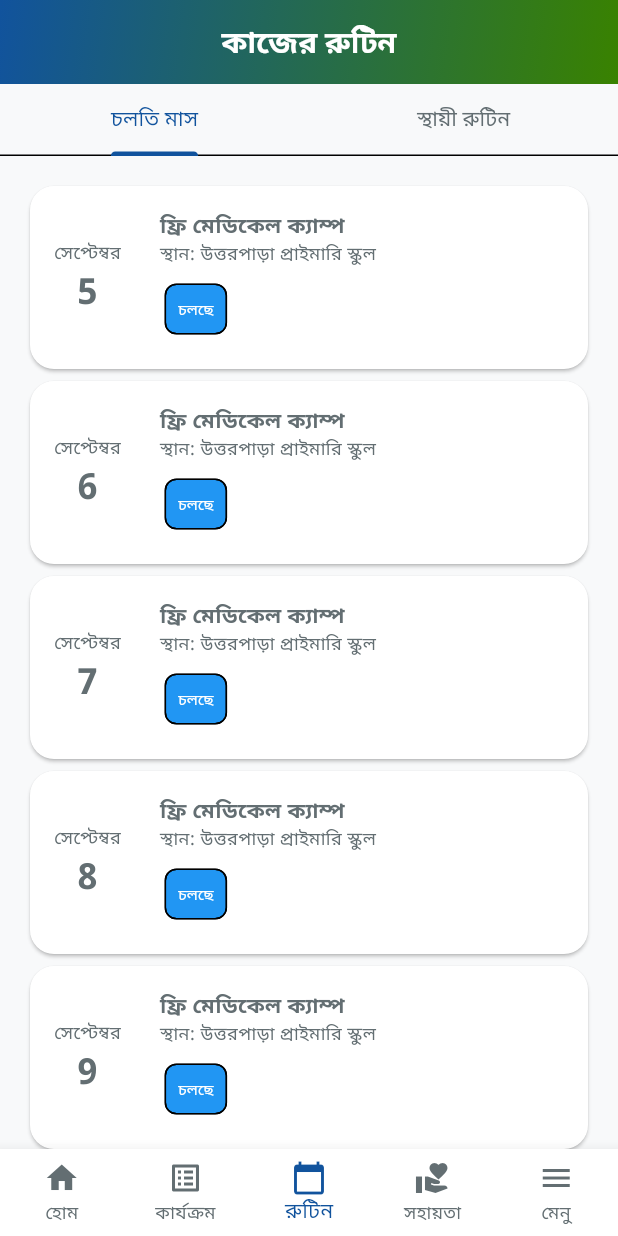
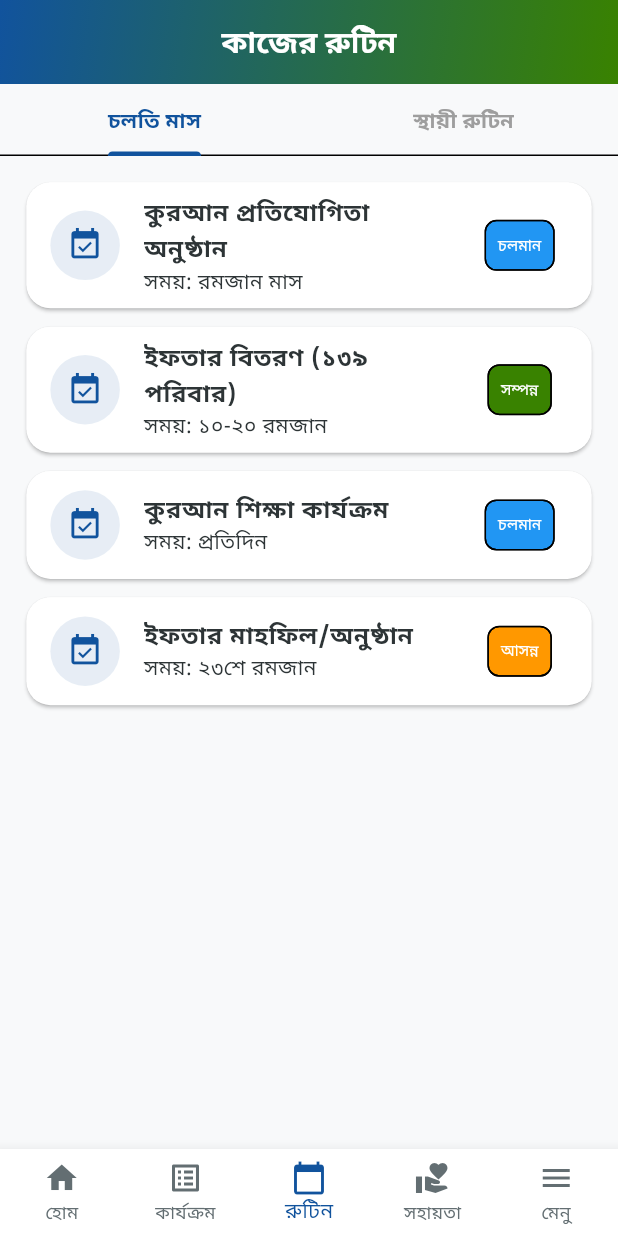
Before and after one commit to AGMKhair/hilful_fuzul_somaj_kollan_songstha, a Flutter app: the screen it shows after launch, item 3 of the bottom bar chosen, on a phone screen of 412 x 824 dp. Run offline on Flutter 3.47's test engine with Material 3 defaults, Android fonts, the phone set to English and light mode, and no system bars; our stand-ins replace cloud_firestore, firebase_core, flutter_riverpod, flutter_screenutil, go_router, google_fonts; accounts and stored records are empty.

Commit message:
version 2 publish code

```diff
--- a/lib/features/public/screen/routine.dart
+++ b/lib/features/public/screen/routine.dart
@@ -1,4 +1,5 @@
 import 'package:flutter/material.dart';
+import 'package:flutter_screenutil/flutter_screenutil.dart';
 import 'package:hilful_fuzul_somaj_kollan_songstha/core/utils/color_util.dart';
 
 class RoutineScreen extends StatelessWidget {
@@ -21,8 +22,12 @@ class RoutineScreen extends StatelessWidget {
         length: 2,
         child: Column(
           children: [
-            const TabBar(
-              tabs: [
+            TabBar(
+              labelColor: ColorUtil.logoBlue,
+              unselectedLabelColor: Colors.grey,
+              indicatorColor: ColorUtil.logoBlue,
+              labelStyle: TextStyle(fontWeight: FontWeight.bold, fontSize: 14.sp),
+              tabs: const [
                 Tab(text: 'চলতি মাস'),
                 Tab(text: 'স্থায়ী রুটিন'),
               ],
@@ -42,39 +47,57 @@ class RoutineScreen extends StatelessWidget {
   }
 
   Widget _buildMonthlyRoutine() {
+    // হোম স্ক্রিনের চলমান প্রজেক্ট ডাটা
+    final projects = [
+      {
+        'name': 'কুরআন প্রতিযোগিতা অনুষ্ঠান',
+        'status': 'চলমান',
+        'date': 'রমজান মাস',
+      },
+      {
+        'name': 'ইফতার বিতরণ (১৩৯ পরিবার)',
+        'status': 'সম্পন্ন',
+        'date': '১০-২০ রমজান',
+      },
+      {
+        'name': 'কুরআন শিক্ষা কার্যক্রম',
+        'status': 'চলমান',
+        'date': 'প্রতিদিন',
+      },
+      {
+        'name': 'ইফতার মাহফিল/অনুষ্ঠান',
+        'status': 'আসন্ন',
+        'date': '২৩শে রমজান',
+      },
+    ];
+
     return ListView.builder(
-      padding: const EdgeInsets.all(16),
-      itemCount: 5,
+      padding: EdgeInsets.all(16.w),
+      itemCount: projects.length,
       itemBuilder: (context, index) {
+        final p = projects[index];
         return Card(
-          child: Padding(
-            padding: const EdgeInsets.all(16.0),
-            child: Row(
-              children: [
-                Column(
-                  children: [
-                    const Text('সেপ্টেম্বর', style: TextStyle(fontSize: 12)),
-                    Text('${index + 5}', style: const TextStyle(fontSize: 24, fontWeight: FontWeight.bold)),
-                  ],
-                ),
-                const VerticalDivider(),
-                const SizedBox(width: 10),
-                Expanded(
-                  child: Column(
-                    crossAxisAlignment: CrossAxisAlignment.start,
-                    children: [
-                      const Text('ফ্রি মেডিকেল ক্যাম্প', style: TextStyle(fontWeight: FontWeight.bold)),
-                      const Text('স্থান: উত্তরপাড়া প্রাইমারি স্কুল', style: TextStyle(fontSize: 12)),
-                      const SizedBox(height: 5),
-                      Chip(
-                        label: const Text('চলছে', style: TextStyle(fontSize: 10, color: Colors.white)),
-                        backgroundColor: Colors.blue,
-                        padding: EdgeInsets.zero,
-                      ),
-                    ],
-                  ),
-                ),
-              ],
+          margin: EdgeInsets.only(bottom: 12.h),
+          child: ListTile(
+            leading: Container(
+              padding: EdgeInsets.all(10.w),
+              decoration: BoxDecoration(
+                color: ColorUtil.logoBlue.withOpacity(0.1),
+                shape: BoxShape.circle,
+              ),
+              child: Icon(Icons.event_available, color: ColorUtil.logoBlue, size: 24.sp),
+            ),
+            title: Text(p['name']!, style: const TextStyle(fontWeight: FontWeight.bold)),
+            subtitle: Text('সময়: ${p['date']}'),
+            trailing: Chip(
+              label: Text(
+                p['status']!,
+                style: TextStyle(color: Colors.white, fontSize: 10.sp),
+              ),
+              backgroundColor: p['status'] == 'চলমান'
+                  ? Colors.blue
+                  : (p['status'] == 'সম্পন্ন' ? ColorUtil.logoGreen : Colors.orange),
+              padding: EdgeInsets.zero,
             ),
           ),
         );
@@ -84,8 +107,9 @@ class RoutineScreen extends StatelessWidget {
 
   Widget _buildRecurringRoutine() {
     return ListView(
-      padding: const EdgeInsets.all(16),
+      padding: EdgeInsets.all(16.w),
       children: [
+        _recurringItem('এতিমদের শিক্ষা খাতে ব্যয়', 'প্রতি মাসের নির্দিষ্ট তারিখে'),
         _recurringItem('খাদ্য বিতরণ', 'প্রতি মাসের ১ম শুক্রবার'),
         _recurringItem('সচেতনতা সভা', 'প্রতি মাসের ১৫ তারিখ'),
         _recurringItem('কেস ভিজিট', 'প্রতি বুধবার'),
@@ -96,8 +120,16 @@ class RoutineScreen extends StatelessWidget {
 
   Widget _recurringItem(String title, String timing) {
     return Card(
+      margin: EdgeInsets.only(bottom: 12.h),
       child: ListTile(
-        leading: const Icon(Icons.repeat, color: ColorUtil.logoGreen),
+        leading: Container(
+          padding: EdgeInsets.all(8.w),
+          decoration: BoxDecoration(
+            color: ColorUtil.logoGreen.withOpacity(0.1),
+            shape: BoxShape.circle,
+          ),
+          child: Icon(Icons.repeat, color: ColorUtil.logoGreen, size: 20.sp),
+        ),
         title: Text(title, style: const TextStyle(fontWeight: FontWeight.bold)),
         subtitle: Text(timing),
       ),
--- a/pubspec.yaml
+++ b/pubspec.yaml
@@ -2,7 +2,7 @@ name: hilful_fuzul_somaj_kollan_songstha
 description: "Hilful Fuzul Social Welfare"
 publish_to: 'none'
 
-version: 1.0.0+1
+version: 2.0.0+2
 
 environment:
   sdk: ^3.10.4
```
Also changed, not shown: lib/features/public/screen/about_us_screen.dart (added, +95 -0 lines), lib/features/public/screen/constitution_screen.dart (added, +25 -0 lines), lib/features/public/screen/contact_screen.dart (added, +186 -0 lines), lib/features/public/screen/gallery_screen.dart (added, +92 -0 lines), lib/features/public/screen/home.dart (+10 -25 lines), lib/features/public/screen/impact_report_screen.dart (added, +25 -0 lines), lib/features/public/screen/news_notice_screen.dart (added, +38 -0 lines), lib/features/public/screen/settings_screen.dart (added, +46 -0 lines), lib/features/public/screen/team_screen.dart (added, +25 -0 lines), lib/routes/app_router.dart (+40 -1 lines).
